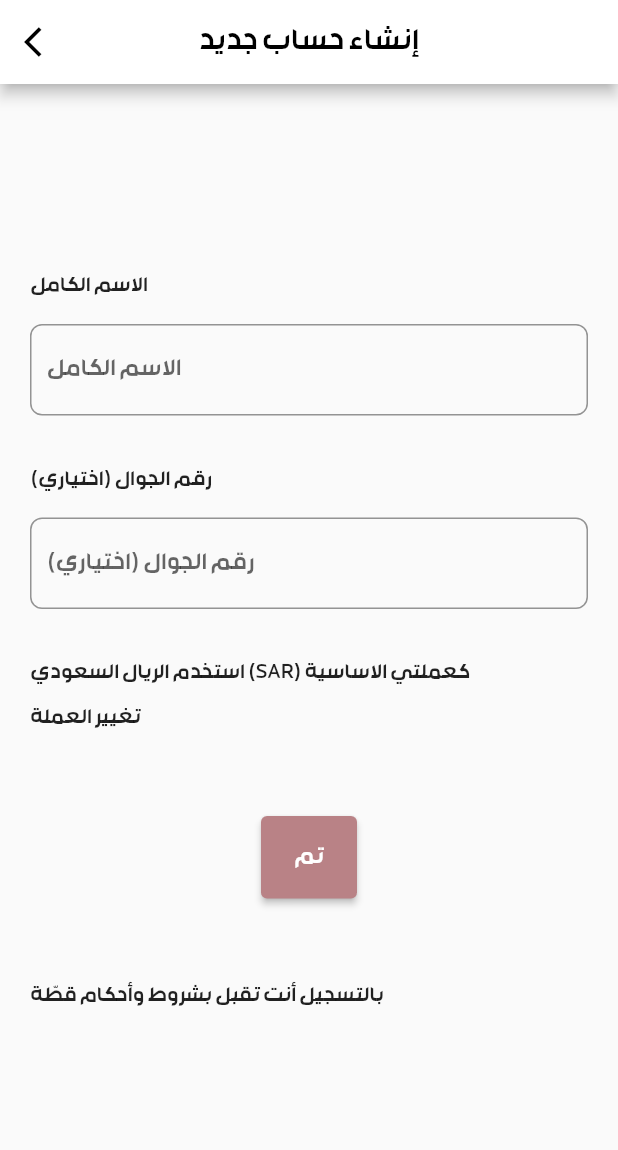
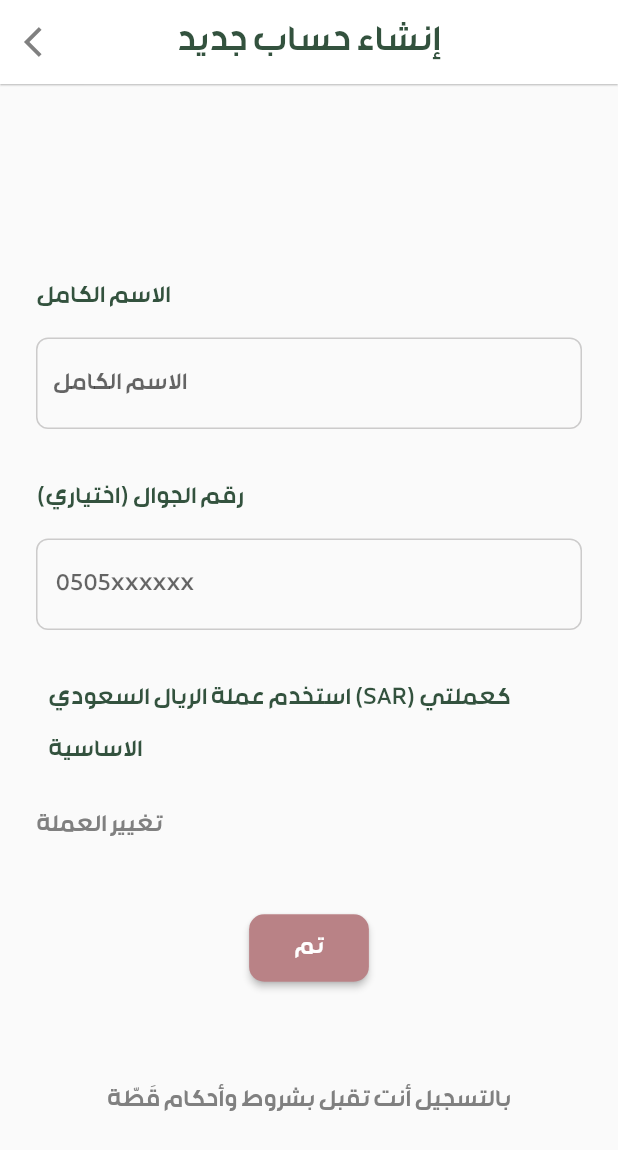
Before and after one commit to MK16020/qattah, a Flutter app: the SecondRegisterPage screen opened directly, on a phone screen of 412 x 824 dp. Shown: the top 1150 px of the screen. Run offline on Flutter 3.47's test engine with Material 2 defaults, Android fonts, the phone set to English and light mode, and no system bars; our stand-ins replace firebase_core, smooth_page_indicator; accounts and stored records are empty.

Commit message:
Fixed some ui

```diff
--- a/lib/app.dart
+++ b/lib/app.dart
@@ -1,5 +1,5 @@
 import 'package:flutter/material.dart';
-import 'package:qattah_project/pages/account_page.dart';
+import 'package:qattah_project/pages/login_page.dart';
 
 class App extends StatelessWidget {
   const App({super.key});
@@ -10,7 +10,7 @@
       home: const Scaffold(
         body: Directionality(
           textDirection: TextDirection.rtl,
-          child: AccountPage(),
+          child: LoginPage(),
         ),
       ),
       theme: ThemeData(fontFamily: 'AllGenders'),
--- a/lib/components/q_button.dart
+++ b/lib/components/q_button.dart
@@ -1,4 +1,5 @@
 import 'package:flutter/material.dart';
+import 'package:qattah_project/constants/qcolors.dart';
 
 class QButton extends StatelessWidget {
   const QButton({super.key, required this.title});
@@ -10,8 +11,9 @@
       child: ElevatedButton(
         onPressed: () {},
         style: ElevatedButton.styleFrom(
-          backgroundColor: const Color(0xffb98286),
-          padding: const EdgeInsets.symmetric(vertical: 10, horizontal: 20),
+          backgroundColor: QMAinPink,
+          shape: RoundedRectangleBorder(borderRadius: BorderRadius.circular(10.0)),
+          padding: const EdgeInsets.symmetric(vertical: 5, horizontal: 30),
         ),
         child: Text(
           title,
--- a/lib/components/q_text_field.dart
+++ b/lib/components/q_text_field.dart
@@ -1,8 +1,15 @@
 import 'package:flutter/material.dart';
+import 'package:qattah_project/constants/qcolors.dart';
 
 class QTextField extends StatelessWidget {
-  const QTextField(
-      {super.key, required this.name, required this.inputController, this.isSecure, this.formIcon, required this.hint});
+  const QTextField({
+    super.key,
+    required this.name,
+    required this.inputController,
+    this.isSecure,
+    this.formIcon,
+    required this.hint,
+  });
   final String name, hint;
   final bool? isSecure;
   final Icon? formIcon;
@@ -13,19 +20,27 @@
     return Column(
       crossAxisAlignment: CrossAxisAlignment.start,
       children: [
-        Text(name),
+        Text(
+          name,
+          style: const TextStyle(color: QMainGreen, fontSize: 16),
+        ),
         SizedBox(
           child: Container(
             padding: const EdgeInsets.symmetric(horizontal: 10),
-            decoration: BoxDecoration(
-              border: Border.all(color: const Color(0xff939393)),
-              borderRadius: const BorderRadius.all(Radius.circular(8)),
+            decoration: const BoxDecoration(
+              border: Border.fromBorderSide(BorderSide(color: QLightGrey)),
+              borderRadius: BorderRadius.all(
+                Radius.circular(8),
+              ),
             ),
             margin: const EdgeInsets.only(top: 10, bottom: 28),
             child: TextFormField(
               controller: inputController,
               decoration: formIcon == null
-                  ? InputDecoration(hintText: hint, border: InputBorder.none)
+                  ? InputDecoration(
+                      hintText: hint,
+                      border: InputBorder.none,
+                    )
                   : InputDecoration(icon: formIcon, hintText: hint, border: InputBorder.none),
               obscureText: isSecure == null ? false : true,
             ),
--- a/lib/components/welcome2.dart
+++ b/lib/components/welcome2.dart
@@ -20,7 +20,7 @@
             top: 80,
             right: 28,
             child: Text(
-              '،ضيف فاتورتك',
+              'ضيف فاتورتك،',
               style: TextStyle(color: Color(0XFF343434), fontSize: 40.0),
               textAlign: TextAlign.center,
             ),
--- a/lib/pages/signup/second_register_page.dart
+++ b/lib/pages/signup/second_register_page.dart
@@ -1,6 +1,8 @@
 import 'package:flutter/material.dart';
 import 'package:qattah_project/components/q_button.dart';
 import 'package:qattah_project/components/q_text_field.dart';
+
+import '../../constants/qcolors.dart';
 
 class SecondRegisterPage extends StatefulWidget {
   const SecondRegisterPage({super.key});
@@ -28,15 +30,16 @@
           onPressed: () {},
           icon: const Icon(
             Icons.arrow_back_ios,
-            color: Colors.black,
+            color: QDarkerGrey,
           ),
         ),
-        title: const Text('إنشاء حساب جديد', style: TextStyle(color: Colors.black)),
+        title: const Text('إنشاء حساب جديد', style: TextStyle(color: QMainGreen, fontSize: 24)),
+        elevation: 0.5,
         backgroundColor: Colors.white,
         centerTitle: true,
       ),
       body: ListView(
-        padding: const EdgeInsets.all(20),
+        padding: const EdgeInsets.all(24),
         children: [
           const SizedBox(height: 100),
           QTextField(
@@ -48,21 +51,38 @@
             name: 'رقم الجوال (اختياري)',
             inputController: passwordController,
             isSecure: true,
-            hint: 'رقم الجوال (اختياري)',
+            hint: ' 0505xxxxxx',
           ),
-          const Text('استخدم الريال السعودي (SAR) كعملتي الاساسية '),
+          const Padding(
+            padding: EdgeInsets.symmetric(horizontal: 8.0),
+            child: Text(
+              'استخدم عملة الريال السعودي (SAR) كعملتي الاساسية ',
+              style: TextStyle(color: QMainGreen, fontSize: 16),
+            ),
+          ),
+          const SizedBox(
+            height: 15,
+          ),
           InkWell(
             onTap: () {},
-            child: const Text('تغيير العملة'),
+            child: const Text(
+              'تغيير العملة',
+              style: TextStyle(color: QDarkerGrey, fontSize: 16),
+            ),
           ),
-          const SizedBox(height: 50),
+          const SizedBox(height: 40),
           const QButton(
             title: 'تم',
           ),
-          const SizedBox(height: 50),
-          InkWell(
-            onTap: () {},
-            child: const Text('بالتسجيل أنت تقبل بشروط وأحكام قطّة'),
+          const SizedBox(height: 60),
+          Center(
+            child: InkWell(
+              onTap: () {},
+              child: const Text(
+                'بالتسجيل أنت تقبل بشروط وأحكام قَطّة',
+                style: TextStyle(color: QDarkerGrey, fontSize: 16),
+              ),
+            ),
           ),
         ],
       ),
```
Also changed, not shown: lib/components/welcome1.dart (+8 -4 lines), lib/components/welcome3.dart (+11 -10 lines), lib/pages/login_page.dart (+14 -5 lines), lib/pages/signup/first_register_page.dart (+6 -14 lines), lib/pages/welcome/welcome_page.dart (+8 -3 lines), pubspec.lock.
